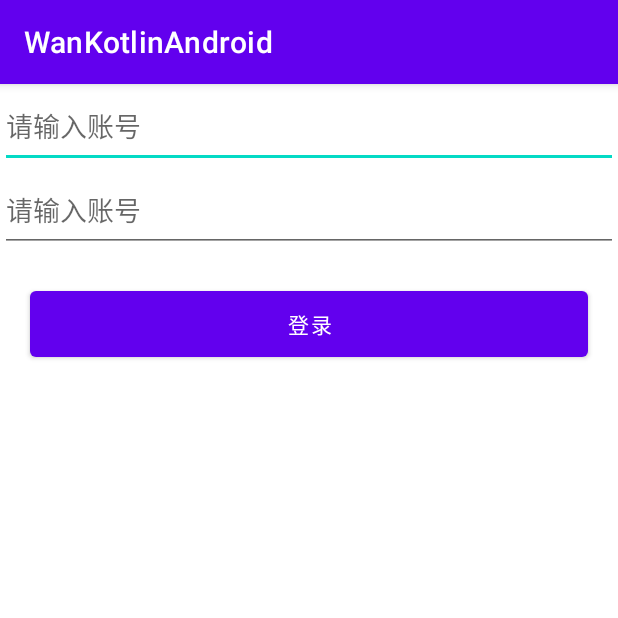
After one commit to Ellen2018/WanKotlinAndroid, an Android app: the LoginActivity screen opened directly, with no data from a screen before it, on a phone screen of 412 x 824 dp, the top half of it. The commit adds this screen. Run offline under Robolectric (Android 15) with nearby library versions, the phone set to English and light mode, and no system bars.

```diff
--- a/app/build.gradle
+++ b/app/build.gradle
@@ -46,4 +46,7 @@ dependencies {
     testImplementation 'junit:junit:4.+'
     androidTestImplementation 'androidx.test.ext:junit:1.1.2'
     androidTestImplementation 'androidx.test.espresso:espresso-core:3.3.0'
+
+    implementation("com.squareup.okhttp3:okhttp:4.9.3")
+    implementation 'com.squareup.retrofit2:retrofit:(2.9.0)'
 }
--- /dev/null
+++ b/app/src/main/java/com/yalemang/wankotlinandroid/http/Api.kt
@@ -0,0 +1,4 @@
+package com.yalemang.wankotlinandroid.http
+
+interface Api {
+}
--- /dev/null
+++ b/app/src/main/java/com/yalemang/wankotlinandroid/ui/login/LoginActivity.kt
@@ -0,0 +1,21 @@
+package com.yalemang.wankotlinandroid.ui.login
+
+import com.yalemang.wankotlinandroid.R
+import com.yalemang.wankotlinandroid.base.BaseActivity
+
+/**
+ * 登录界面
+ */
+class LoginActivity : BaseActivity(){
+    override fun initView() {
+
+    }
+
+    override fun initData() {
+
+    }
+
+    override fun setLayoutId(): Int {
+       return R.layout.activity_login
+    }
+}
--- /dev/null
+++ b/app/src/main/java/com/yalemang/wankotlinandroid/ui/main/MainViewModel.kt
@@ -0,0 +1,6 @@
+package com.yalemang.wankotlinandroid.ui.main
+
+import androidx.lifecycle.ViewModel
+
+class MainViewModel:ViewModel() {
+}
--- /dev/null
+++ b/app/src/main/res/layout/activity_login.xml
@@ -0,0 +1,30 @@
+<?xml version="1.0" encoding="utf-8"?>
+<RelativeLayout xmlns:android="http://schemas.android.com/apk/res/android"
+    android:layout_width="match_parent"
+    android:layout_height="match_parent">
+
+    <EditText
+        android:id="@+id/et_account"
+        android:layout_width="match_parent"
+        android:hint="请输入账号"
+        android:layout_height="?actionBarSize"/>
+
+    <EditText
+        android:id="@+id/et_password"
+        android:layout_below="@id/et_account"
+        android:layout_width="match_parent"
+        android:hint="请输入账号"
+        android:layout_height="?actionBarSize"/>
+
+
+    <Button
+        android:layout_width="match_parent"
+        android:layout_below="@id/et_password"
+        android:text="登录"
+        android:layout_marginLeft="20dp"
+        android:layout_marginRight="20dp"
+        android:layout_marginTop="20dp"
+        android:layout_height="?actionBarSize"/>
+
+
+</RelativeLayout>
```
Also changed, not shown: app/src/main/AndroidManifest.xml (+7 -2 lines), app/src/main/java/com/yalemang/wankotlinandroid/ui/login/LoginViewModel.kt (added, +7 -0 lines), app/src/main/java/com/yalemang/wankotlinandroid/ui/splash/SplashActivity.kt (+35 -5 lines).
